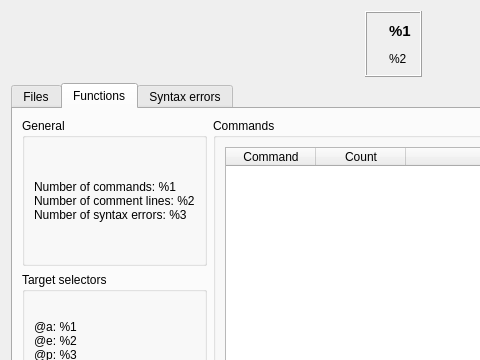
Old version of the form src/statisticsdialog.ui in the repository IoeCmcomc/MCDatapacker; both pictures show x 0 to 480 and y 0 to 360 of the 787 by 624 pixel window.
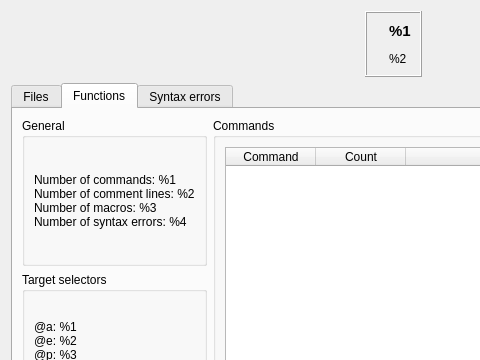
New version of the form. The open tabs and pages were chosen to show the change.

Commit message: [Impl] Show the number of macros in StatisticsDialog for 1.20.2+

```diff
--- a/src/statisticsdialog.ui
+++ b/src/statisticsdialog.ui
@@ -172,7 +172,8 @@
             <property name="text">
              <string>Number of commands: %1
 Number of comment lines: %2
-Number of syntax errors: %3</string>
+Number of macros: %3
+Number of syntax errors: %4</string>
             </property>
            </widget>
           </item>
```
The commit also changes 2 other files.
